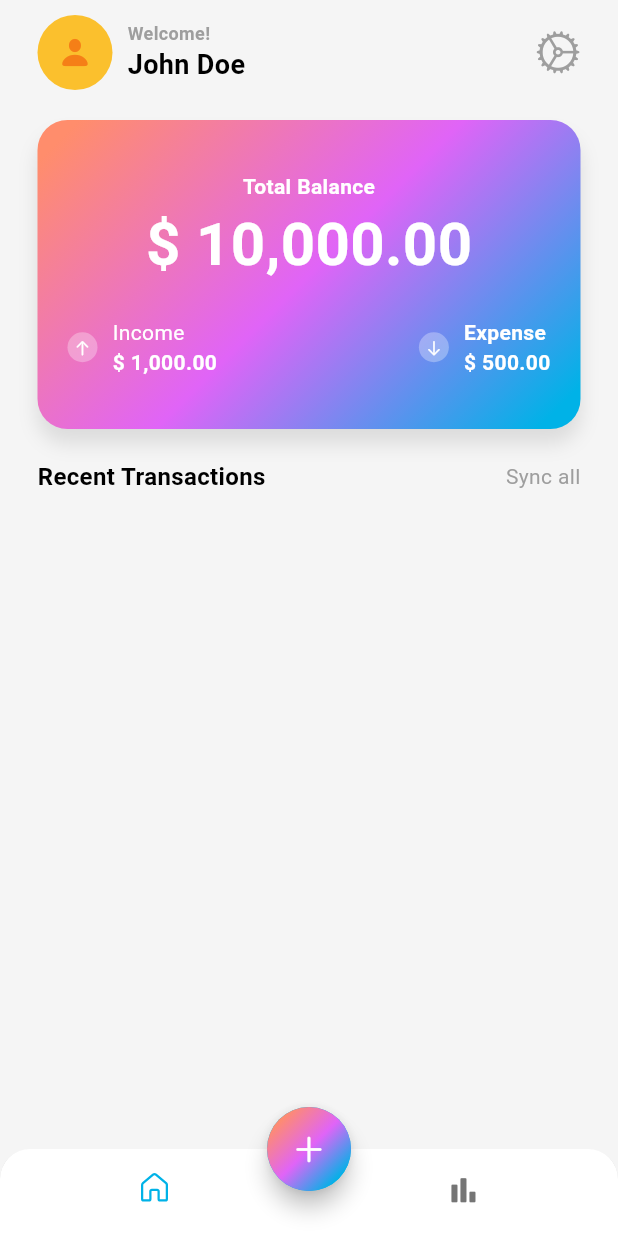
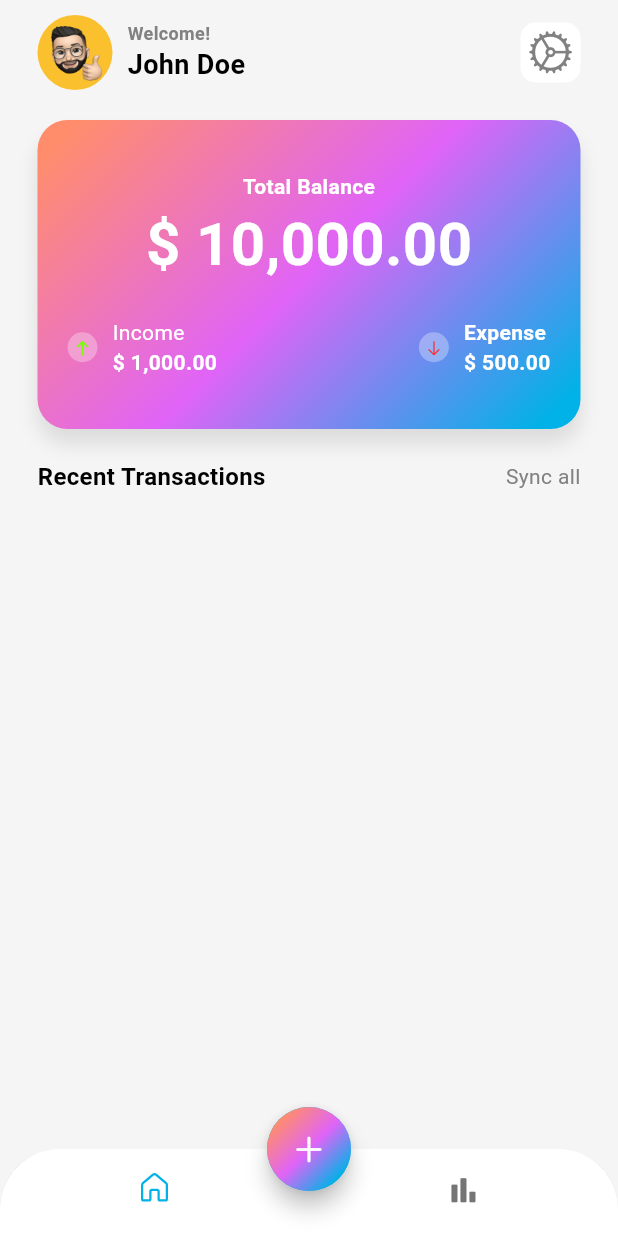
Before and after one commit to nkusikevin/ExpenseTracker, a Flutter app: the screen it shows after launch, on a phone screen of 412 x 824 dp. Run offline on Flutter 3.47's test engine with Material 3 defaults, Android fonts, the phone set to English and light mode, and no system bars; our stand-ins replace bloc, cloud_firestore, equatable, firebase_core, fl_chart, fluentui_system_icons and 3 more; accounts and stored records are empty.

Commit message:
added 1mvp

```diff
--- a/lib/app.dart
+++ b/lib/app.dart
@@ -43,7 +43,7 @@ class MyApp extends StatelessWidget {
               primary: Color(0xFF00B2E7),
               secondary: Color(0xFFE064F7),
               tertiary: Color(0xFFFF8D6c),
-              outline: Colors.grey,
+              outline: const Color.fromARGB(255, 129, 129, 129),
             ),
           ),
           home: const HomeScreen(),
--- a/lib/screens/home/views/home_screen.dart
+++ b/lib/screens/home/views/home_screen.dart
@@ -42,8 +42,8 @@ class _HomeScreenState extends State<HomeScreen> {
         ) : SafeArea(child: StatsScreen()),
       bottomNavigationBar: ClipRRect(
         borderRadius: const BorderRadius.only(
-          topLeft: Radius.circular(20),
-          topRight: Radius.circular(20),
+          topLeft: Radius.circular(40),
+          topRight: Radius.circular(40),
         ),
         child: BottomNavigationBar(
             currentIndex: _index,
--- a/lib/screens/home/views/main_screen.dart
+++ b/lib/screens/home/views/main_screen.dart
@@ -48,10 +48,7 @@ class _MainScreenState extends State<MainScreen> {
                         decoration: BoxDecoration(
                             shape: BoxShape.circle, color: Colors.yellow[700]),
                       ),
-                      Icon(
-                        CupertinoIcons.person_fill,
-                        color: Colors.yellow[900],
-                      ),
+                      Image.asset('assets/images/2.png' , width: 50, height: 50,),
                     ],
                   ),
                   const SizedBox(width: 10),
@@ -60,7 +57,7 @@ class _MainScreenState extends State<MainScreen> {
                     children: [
                       Text('Welcome!',
                           style: TextStyle(
-                              fontWeight: FontWeight.w600,
+                              fontWeight: FontWeight.w700,
                               fontSize: 12,
                               color: Theme.of(context).colorScheme.outline)),
                       Text('John Doe',
@@ -72,8 +69,17 @@ class _MainScreenState extends State<MainScreen> {
                   ),
                 ],
               ),
-              Icon(CupertinoIcons.settings,
-                  size: 30, color: Theme.of(context).colorScheme.outline),
+              Container(
+                width: 40,
+                height: 40,
+                decoration: BoxDecoration(
+                  borderRadius: BorderRadius.circular(10),
+
+                  color: Colors.white
+                ),
+                child: Icon(CupertinoIcons.settings,
+                    size: 30, color: Theme.of(context).colorScheme.outline),
+              ),
             ],
           ),
           const SizedBox(height: 20),
@@ -122,8 +128,8 @@ class _MainScreenState extends State<MainScreen> {
                             height: 20,
                             decoration: const BoxDecoration(
                                 shape: BoxShape.circle, color: Colors.white30),
-                            child: const Icon(CupertinoIcons.arrow_up,
-                                size: 12, color: Colors.white),
+                            child:  Icon(CupertinoIcons.arrow_up,
+                                size: 12, color: Colors.lightGreenAccent[400]),
                           ),
                           const SizedBox(width: 10),
                           const Column(
@@ -151,7 +157,7 @@ class _MainScreenState extends State<MainScreen> {
                             decoration: const BoxDecoration(
                                 shape: BoxShape.circle, color: Colors.white30),
                             child: const Icon(CupertinoIcons.arrow_down,
-                                size: 12, color: Colors.white),
+                                size: 12, color: Color.fromARGB(255, 255, 40, 40)),
                           ),
                           const SizedBox(width: 10),
                           const Column(
--- a/pubspec.yaml
+++ b/pubspec.yaml
@@ -24,6 +24,8 @@ dependencies:
   expense_repository:
     path: packages/expense_repository
 
+
+
 dev_dependencies:
   flutter_test:
     sdk: flutter
@@ -31,3 +33,5 @@ dev_dependencies:
 
 flutter:
   uses-material-design: true
+  assets:
+  - assets/images/
```
Also changed, not shown: assets/images/2.png (renamed from images/2.png), assets/images/3.png (renamed from images/3.png), assets/images/man1.png (renamed from images/1.png).
